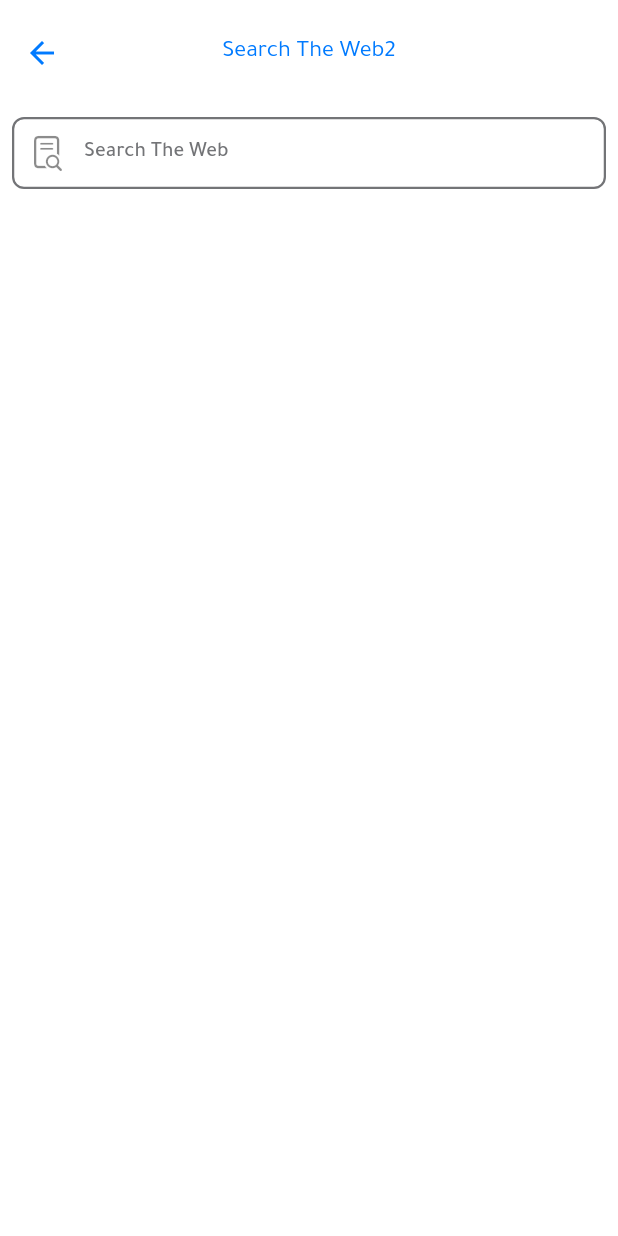
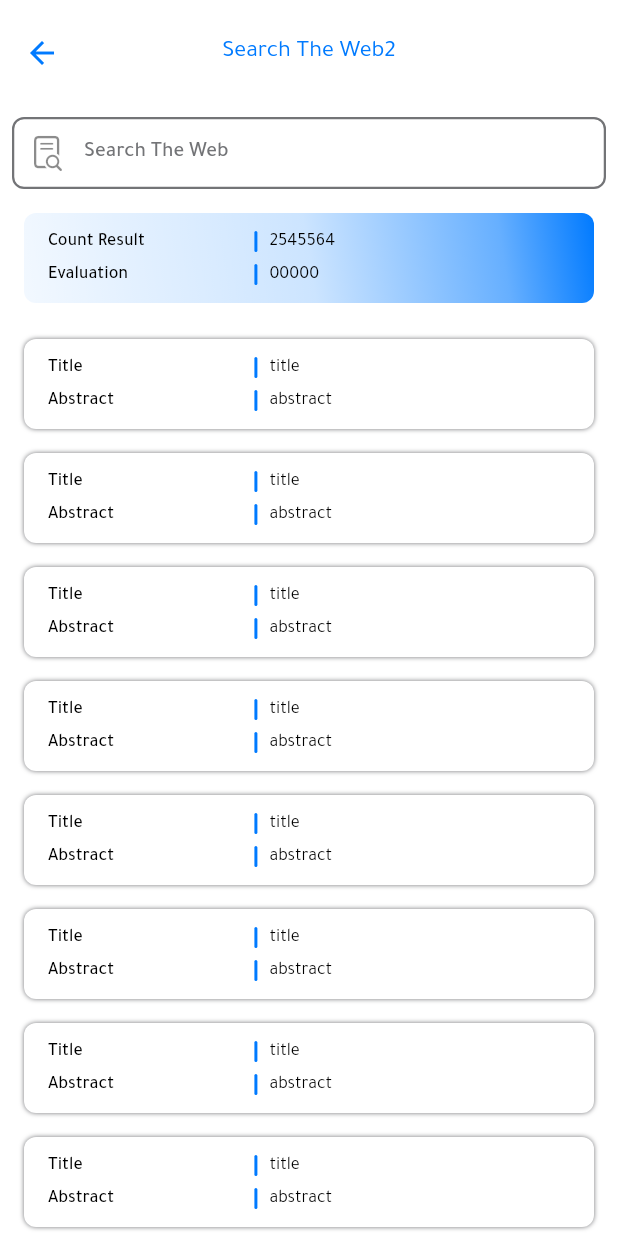
Before and after one commit to Mohammad-al-rifai/search_engine, a Flutter app: the Search2Screen screen opened directly, on a phone screen of 412 x 824 dp. Run offline on Flutter 3.47's test engine with Material 2 defaults, Android fonts, the light colour scheme and no system bars; our stand-ins replace bloc, dio, flutter_bloc, lottie, pretty_dio_logger.

Commit message:
update Search Screen 2

```diff
--- /dev/null
+++ b/lib/presentations/home/widgets/search_item_widget.dart
@@ -0,0 +1,30 @@
+import 'package:flutter/material.dart';
+
+import '../../../data/models/search_model.dart';
+import '../../components/pair_widget.dart';
+import '../../components/values_manager.dart';
+import '../../resourses/color_manager.dart';
+
+Widget buildSearchItem({required SearchData data}) {
+  return Container(
+    margin: const EdgeInsetsDirectional.all(AppMargin.m8),
+    padding: const EdgeInsetsDirectional.all(AppPadding.p8),
+    decoration: BoxDecoration(
+      color: ColorManager.white,
+      borderRadius: BorderRadiusDirectional.circular(AppSize.s8),
+      boxShadow: const [
+        BoxShadow(
+          color: ColorManager.grey,
+          blurRadius: 2.0,
+        ),
+      ],
+    ),
+    child: Column(
+      mainAxisSize: MainAxisSize.min,
+      children: [
+        PairWidget(label: 'Title', value: data.title),
+        PairWidget(label: 'Abstract', value: data.abstract),
+      ],
+    ),
+  );
+}
--- a/lib/presentations/search1/search1_screen.dart
+++ b/lib/presentations/search1/search1_screen.dart
@@ -6,6 +6,7 @@
 
 import '../components/text_form_field.dart';
 import '../components/values_manager.dart';
+import '../home/widgets/search_item_widget.dart';
 
 class Search1Screen extends StatefulWidget {
   const Search1Screen({super.key});
@@ -88,30 +89,6 @@
     );
   }
 
-  Widget buildSearchItem({required SearchData data}) {
-    return Container(
-      margin: const EdgeInsetsDirectional.all(AppMargin.m8),
-      padding: const EdgeInsetsDirectional.all(AppPadding.p8),
-      decoration: BoxDecoration(
-        color: ColorManager.white,
-        borderRadius: BorderRadiusDirectional.circular(AppSize.s8),
-        boxShadow: const [
-          BoxShadow(
-            color: ColorManager.grey,
-            blurRadius: 2.0,
-          ),
-        ],
-      ),
-      child: Column(
-        mainAxisSize: MainAxisSize.min,
-        children: [
-          PairWidget(label: 'Title', value: data.title),
-          PairWidget(label: 'Abstract', value: data.abstract),
-        ],
-      ),
-    );
-  }
-
   @override
   void dispose() {
     super.dispose();
--- a/lib/presentations/search2/search2_screen.dart
+++ b/lib/presentations/search2/search2_screen.dart
@@ -1,8 +1,12 @@
 import 'package:flutter/cupertino.dart';
 import 'package:flutter/material.dart';
 
+import '../../data/models/search_model.dart';
+import '../components/pair_widget.dart';
 import '../components/text_form_field.dart';
 import '../components/values_manager.dart';
+import '../home/widgets/search_item_widget.dart';
+import '../resourses/color_manager.dart';
 
 class Search2Screen extends StatefulWidget {
   const Search2Screen({super.key});
@@ -33,6 +37,50 @@
                 label: 'Search The Web',
                 prefixIcon: CupertinoIcons.doc_text_search,
                 validator: (String value) {},
+                onTap: () {},
+              ),
+            ),
+            Padding(
+              padding: const EdgeInsets.only(
+                  top: AppPadding.p8, bottom: AppPadding.p8),
+              child: Container(
+                margin: const EdgeInsetsDirectional.all(AppMargin.m8),
+                padding: const EdgeInsetsDirectional.all(AppPadding.p8),
+                decoration: BoxDecoration(
+                  // color: ColorManager.white,
+                  borderRadius: BorderRadiusDirectional.circular(AppSize.s8),
+                  gradient: LinearGradient(
+                    begin: Alignment.bottomLeft,
+                    end: Alignment.topRight,
+                    colors: [
+                      ColorManager.primary.withOpacity(.05),
+                      ColorManager.primary.withOpacity(.1),
+                      ColorManager.primary.withOpacity(.15),
+                      ColorManager.primary.withOpacity(.2),
+                      ColorManager.primary.withOpacity(.4),
+                      ColorManager.primary.withOpacity(.6),
+                      ColorManager.primary,
+                    ],
+                  ),
+                ),
+                child: const Column(
+                  mainAxisSize: MainAxisSize.min,
+                  children: [
+                    PairWidget(label: 'Count Result', value: '2545564'),
+                    PairWidget(label: 'Evaluation', value: '00000'),
+                  ],
+                ),
+              ),
+            ),
+            Expanded(
+              child: ListView.builder(
+                physics: const BouncingScrollPhysics(),
+                itemBuilder: (context, index) {
+                  return buildSearchItem(
+                    data: SearchData(title: 'title', abstract: 'abstract'),
+                  );
+                },
+                itemCount: 10,
               ),
             ),
           ],
```
